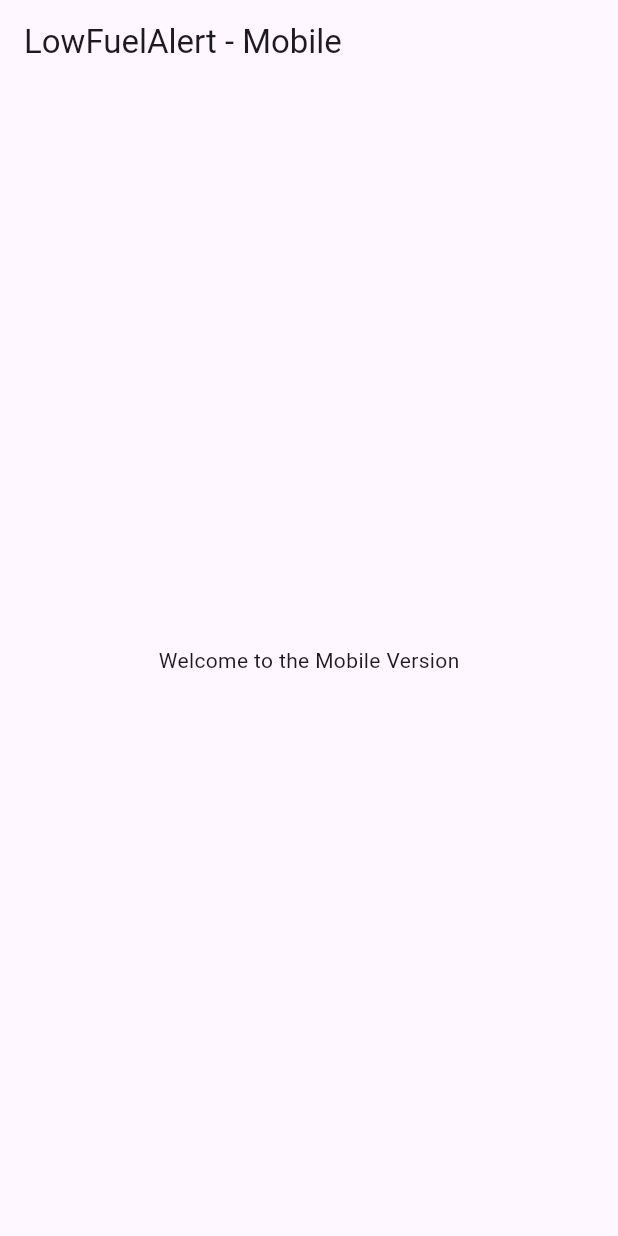
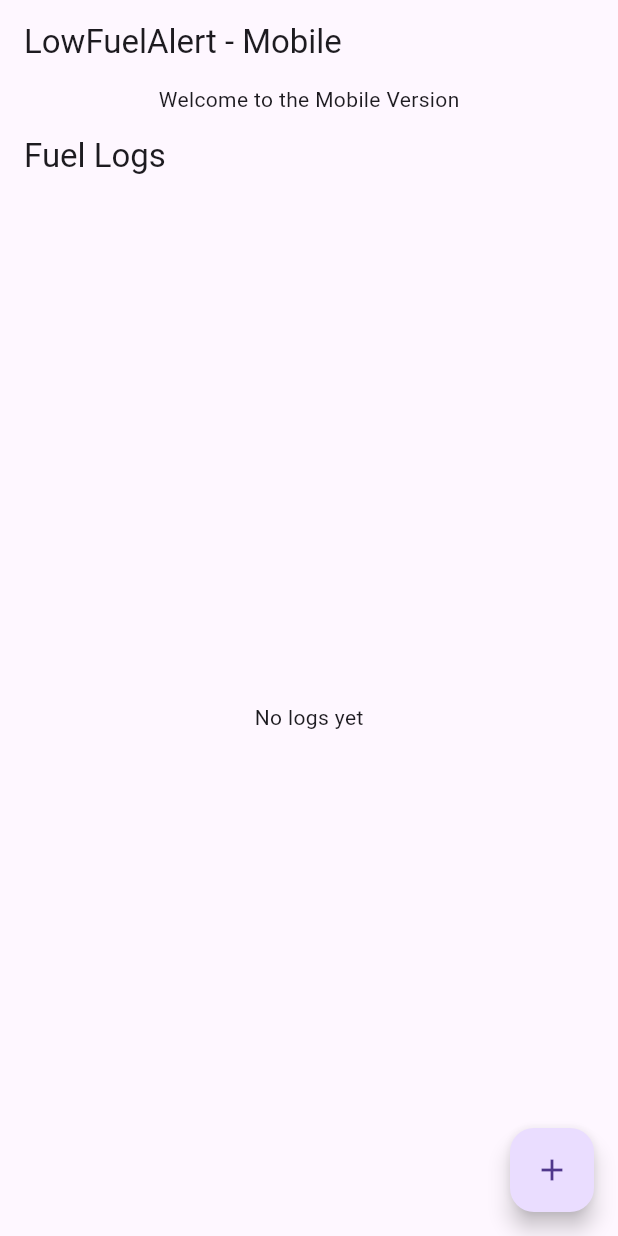
Before and after one commit to phesicolosophy/low_fuel_alert, a Flutter app: the screen it shows after launch, on a phone screen of 412 x 824 dp. Run offline on Flutter 3.47's test engine with Material 3 defaults, Android fonts, the light colour scheme and no system bars; our stand-ins replace bloc, flutter_bloc.

Commit message:
fuet: added initial fuel tracking feature with BLoC

```diff
--- /dev/null
+++ b/lib/features/fuel/domain/entities/fuel_log.dart
@@ -0,0 +1,16 @@
+/// Register the log history etch time you add fuel to tank.
+///
+/// [date] the time that the fuel get added to the tank.
+///
+/// [fuelAdded] is the amount of fuel (unit) get added.
+// Todo replace fuelAdded by amount of money added, calculate the fuel added by saving a global variable
+// todo rate exchange from money to fuel; calculate the same wey to how match in kilometer that amount going to rest
+class FuelLog {
+  final DateTime date;
+  final double fuelAdded;
+
+  FuelLog({
+    required this.date,
+    required this.fuelAdded,
+  });
+}
--- /dev/null
+++ b/lib/features/fuel/domain/usecases/add_fuel_log.dart
@@ -0,0 +1,12 @@
+
+import '../entities/fuel_log.dart';
+
+class AddFuelLog {
+  final List<FuelLog> _fuelLogs = [];
+
+  void call(FuelLog fuelLog) {
+    _fuelLogs.add(fuelLog);
+  }
+
+  List<FuelLog> getAllLogs() => _fuelLogs;
+}
--- /dev/null
+++ b/lib/features/fuel/presentation/blocs/bloc/fuel_bloc.dart
@@ -0,0 +1,17 @@
+import 'package:bloc/bloc.dart';
+import 'package:low_fuel_alert/features/fuel/domain/entities/fuel_log.dart';
+import 'package:low_fuel_alert/features/fuel/domain/usecases/add_fuel_log.dart';
+import 'package:meta/meta.dart';
+
+part 'fuel_event.dart';
+part 'fuel_state.dart';
+
+class FuelBloc extends Bloc<FuelEvent, FuelState> {
+  final AddFuelLog addFuelLog;
+  FuelBloc(this.addFuelLog) : super(FuelInitial()) {
+    on<AddFuel>((event, emit) {
+      addFuelLog.call(event.log);
+      emit(FuelSuccess(addFuelLog.getAllLogs()));
+    });
+  }
+}
--- /dev/null
+++ b/lib/features/fuel/presentation/blocs/bloc/fuel_event.dart
@@ -0,0 +1,10 @@
+part of 'fuel_bloc.dart';
+
+@immutable
+sealed class FuelEvent {}
+
+final class AddFuel extends FuelEvent {
+  final FuelLog log;
+
+  AddFuel(this.log);
+}
--- /dev/null
+++ b/lib/features/fuel/presentation/blocs/bloc/fuel_state.dart
@@ -0,0 +1,12 @@
+part of 'fuel_bloc.dart';
+
+@immutable
+sealed class FuelState {}
+
+final class FuelInitial extends FuelState {}
+
+final class FuelSuccess extends FuelState {
+  final List<FuelLog> logs;
+
+  FuelSuccess(this.logs);
+}
--- /dev/null
+++ b/lib/features/fuel/presentation/pages/fuel_page.dart
@@ -0,0 +1,40 @@
+import 'package:flutter/material.dart';
+import 'package:flutter_bloc/flutter_bloc.dart';
+import 'package:low_fuel_alert/features/fuel/domain/entities/fuel_log.dart';
+import '../blocs/bloc/fuel_bloc.dart';
+
+class FuelPage extends StatelessWidget {
+  const FuelPage({super.key});
+
+  @override
+  Widget build(BuildContext context) {
+    return Scaffold(
+      appBar: AppBar(title: const Text('Fuel Logs')),
+      body: BlocBuilder<FuelBloc, FuelState>(
+        builder: (context, state) {
+          if (state is FuelSuccess) {
+            return ListView.builder(
+              itemCount: state.logs.length,
+              itemBuilder: (context, index) {
+                final FuelLog log = state.logs[index];
+                return ListTile(
+                  title: Text('Fuel: ${log.fuelAdded}'),
+                  subtitle: Text('Amount: calculate the amount'),
+                  trailing: Text('${log.date.toLocal()}'),
+                );
+              },
+            );
+          } else {
+            return const Center(child: Text('No logs yet'));
+          }
+        },
+      ),
+      floatingActionButton: FloatingActionButton(
+        onPressed: () => context.read<FuelBloc>().add(AddFuel(
+          FuelLog(date: DateTime.now(), fuelAdded: 10.5)
+        )),
+        child: Icon(Icons.add),
+      ),
+    );
+  }
+}
--- a/lib/main.dart
+++ b/lib/main.dart
@@ -1,6 +1,10 @@
 import 'package:flutter/material.dart';
+import 'package:flutter_bloc/flutter_bloc.dart' show BlocProvider;
+import 'package:low_fuel_alert/features/fuel/domain/usecases/add_fuel_log.dart';
+import 'package:low_fuel_alert/features/fuel/presentation/pages/fuel_page.dart';
 import 'core/constants/platform_constants.dart';
 import 'core/themes/app_theme.dart';
+import 'features/fuel/presentation/blocs/bloc/fuel_bloc.dart';
 
 void main() {
   runApp(const LowFuelAlertApp());
@@ -11,14 +15,15 @@
 
   @override
   Widget build(BuildContext context) {
-    return MaterialApp(
-      title: PlatformConstants.appName,
-      theme: AppTheme.lightTheme,
-      darkTheme: AppTheme.darkTheme,
-      themeMode: ThemeMode.system,
-      home: PlatformConstants.isDesktop
-          ? const DesktopHomePage()
-          : const MobileHomePage(),
+    return BlocProvider(
+      create: (context) => FuelBloc(AddFuelLog()),
+      child: MaterialApp(
+        title: PlatformConstants.appName,
+        theme: AppTheme.lightTheme,
+        darkTheme: AppTheme.darkTheme,
+        themeMode: ThemeMode.system,
+        home: PlatformConstants.isDesktop ? const DesktopHomePage() : const MobileHomePage(),
+      ),
     );
   }
 }
@@ -30,7 +35,12 @@
   Widget build(BuildContext context) {
     return Scaffold(
       appBar: AppBar(title: const Text('LowFuelAlert - Desktop')),
-      body: const Center(child: Text('Welcome to the Desktop Version')),
+      body: Column(
+        children: [
+          Text('Welcome to the Desktop Version'),
+          Expanded(child: FuelPage()),
+        ],
+      ),
     );
   }
 }
@@ -42,7 +52,14 @@
   Widget build(BuildContext context) {
     return Scaffold(
       appBar: AppBar(title: const Text('LowFuelAlert - Mobile')),
-      body: const Center(child: Text('Welcome to the Mobile Version')),
+      body: Column(
+        children: [
+          Text('Welcome to the Mobile Version'),
+          Expanded(
+            child: FuelPage(),
+          )
+        ],
+      ),
     );
   }
 }
--- a/pubspec.yaml
+++ b/pubspec.yaml
@@ -34,6 +34,9 @@ dependencies:
   # The following adds the Cupertino Icons font to your application.
   # Use with the CupertinoIcons class for iOS style icons.
   cupertino_icons: ^1.0.8
+
+  bloc: ^8.1.4
+  flutter_bloc: ^8.1.6
 
 dev_dependencies:
   flutter_test:
```
Also changed, not shown: pubspec.lock, 1 other file.
